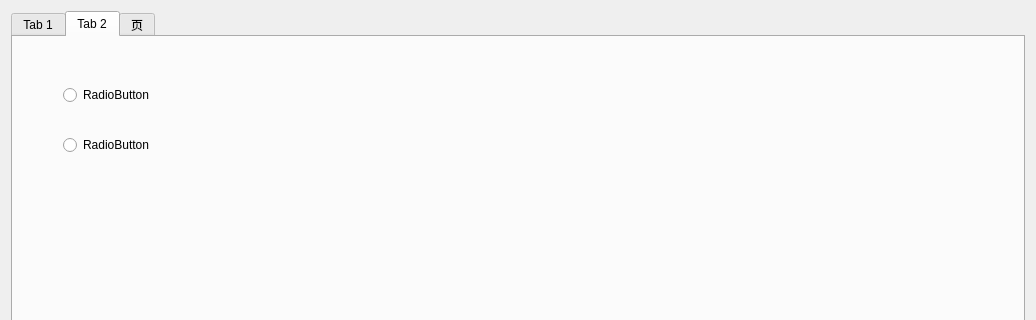
Above: mainwindow.ui from jnspersonal/MyQTPro before the change; both pictures show x 0 to 1036 and y 0 to 320 of the 1036 by 744 pixel window. Below: the same form after it.
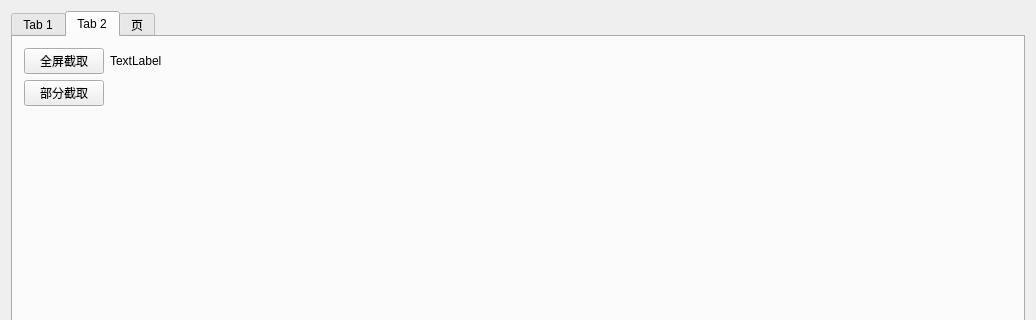
That is the form after the change. The open tabs and pages were chosen to show the change. Icons and pictures are not drawn.

```diff
--- a/mainwindow.ui
+++ b/mainwindow.ui
@@ -15,7 +15,7 @@
   </property>
   <widget class="QWidget" name="centralWidget">
    <layout class="QGridLayout" name="gridLayout">
-    <item row="0" column="0">
+    <item row="0" column="1">
      <widget class="QTabWidget" name="TabWidget">
       <property name="currentIndex">
        <number>0</number>
@@ -119,32 +119,29 @@
        <attribute name="title">
         <string>Tab 2</string>
        </attribute>
-       <widget class="QRadioButton" name="radioButton">
-        <property name="geometry">
-         <rect>
-          <x>50</x>
-          <y>50</y>
-          <width>89</width>
-          <height>16</height>
-         </rect>
-        </property>
-        <property name="text">
-         <string>RadioButton</string>
-        </property>
-       </widget>
-       <widget class="QRadioButton" name="radioButton_2">
-        <property name="geometry">
-         <rect>
-          <x>50</x>
-          <y>100</y>
-          <width>89</width>
-          <height>16</height>
-         </rect>
-        </property>
-        <property name="text">
-         <string>RadioButton</string>
-        </property>
-       </widget>
+       <layout class="QFormLayout" name="formLayout">
+        <item row="0" column="0">
+         <widget class="QPushButton" name="GrabAllButton">
+          <property name="text">
+           <string>全屏截取</string>
+          </property>
+         </widget>
+        </item>
+        <item row="1" column="0">
+         <widget class="QPushButton" name="GrabPartButton">
+          <property name="text">
+           <string>部分截取</string>
+          </property>
+         </widget>
+        </item>
+        <item row="0" column="1">
+         <widget class="QLabel" name="GrabShowLabel">
+          <property name="text">
+           <string>TextLabel</string>
+          </property>
+         </widget>
+        </item>
+       </layout>
       </widget>
       <widget class="QWidget" name="tab_3">
        <attribute name="title">
```
Left out of the diff: 20 changed lines with no effect on the pictures.
